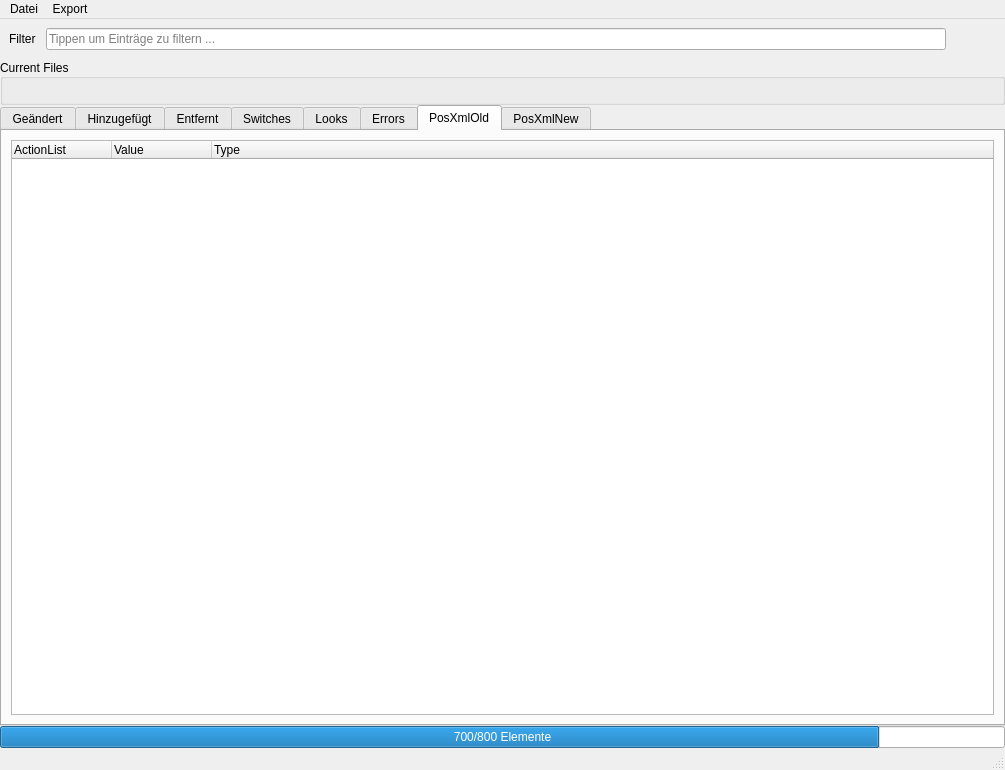
This is ui/POS_Schnuffi.ui in tappi287/PosSchnuffi as Qt 5 draws it before an edit. The edited form follows.
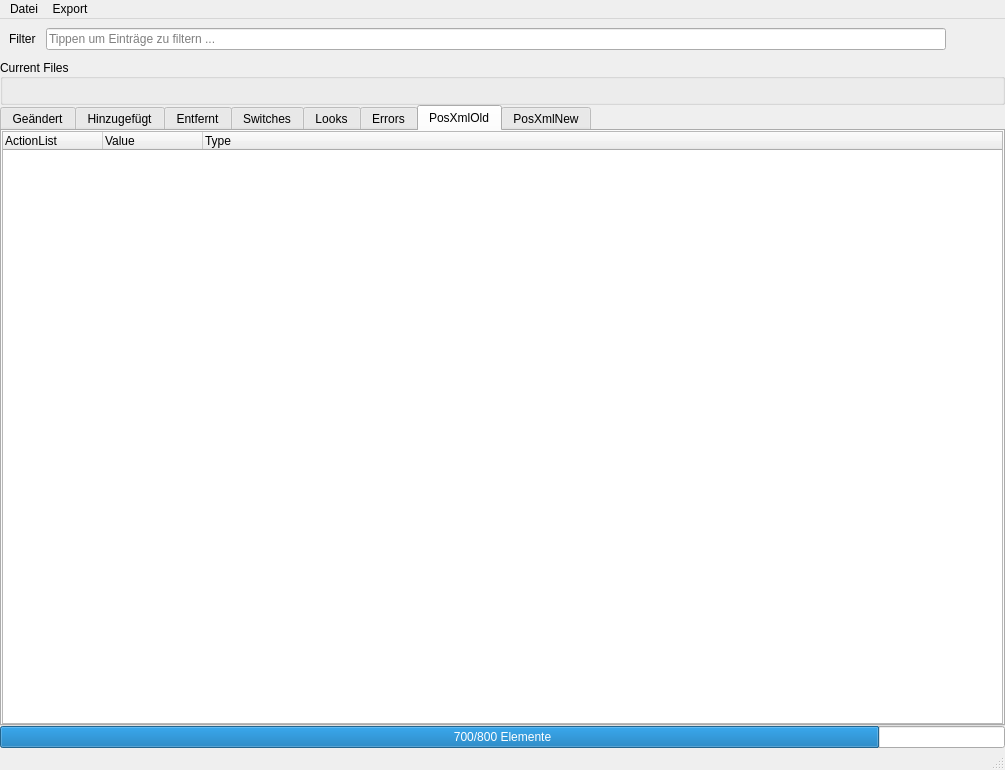
This is the edited form. The open tabs and pages were chosen to show the change. Icons and pictures are not drawn.

What changed in the file:
```diff
--- a/ui/POS_Schnuffi.ui
+++ b/ui/POS_Schnuffi.ui
@@ -518,6 +518,21 @@
         <string>PosXmlOld</string>
        </attribute>
        <layout class="QHBoxLayout" name="horizontalLayout_3">
+        <property name="spacing">
+         <number>0</number>
+        </property>
+        <property name="leftMargin">
+         <number>0</number>
+        </property>
+        <property name="topMargin">
+         <number>0</number>
+        </property>
+        <property name="rightMargin">
+         <number>0</number>
+        </property>
+        <property name="bottomMargin">
+         <number>0</number>
+        </property>
         <item>
          <widget class="QTreeWidget" name="posOldWidget">
           <property name="selectionMode">
```
Left out of the diff: 27 changed lines with no effect on the pictures.
